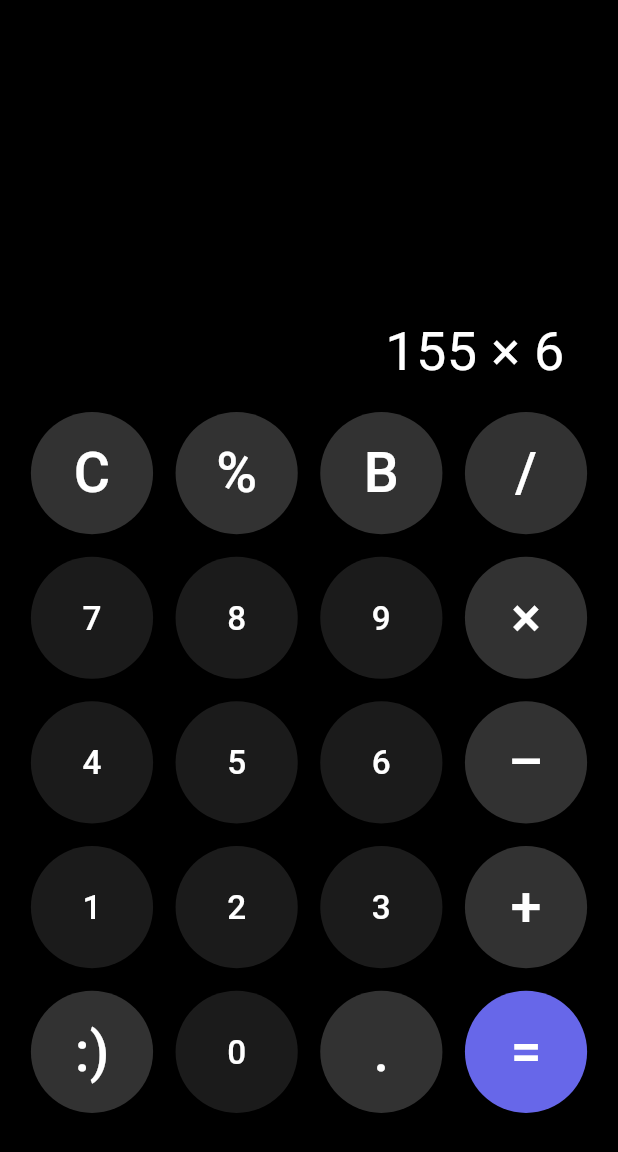
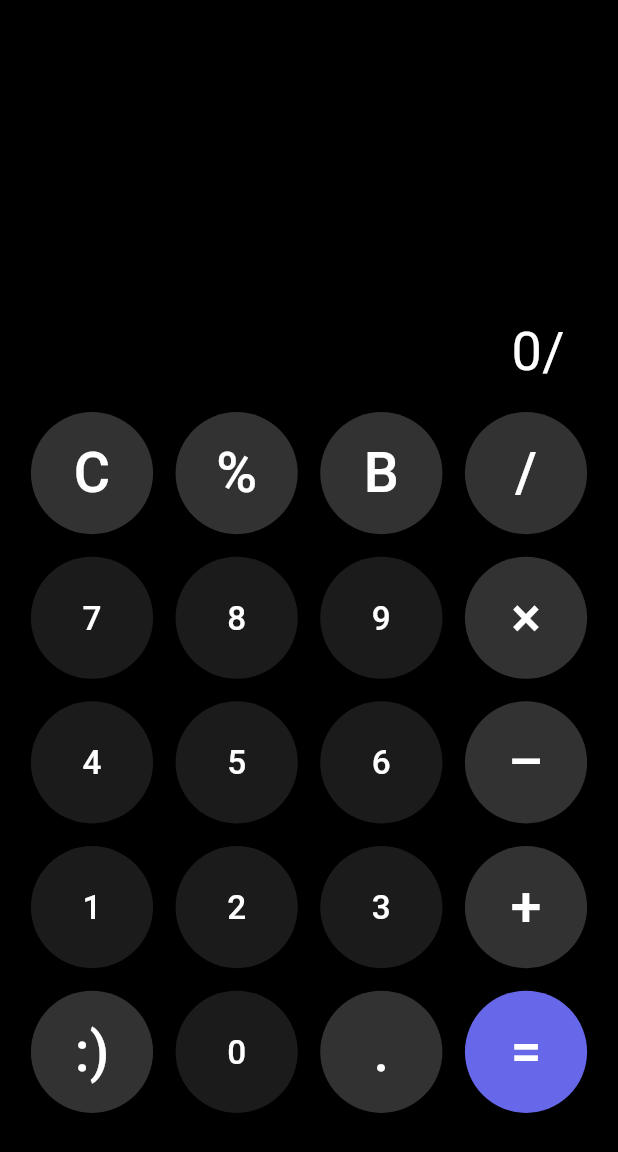
Before and after one commit to MaryamTarek03/FlutterIEEE, a Flutter app: the Calculator screen opened directly, after a tap on an icon or button, on a phone screen of 412 x 824 dp. Shown: the top 1152 px of the screen. Run offline on Flutter 3.47's test engine with Material 3 defaults, Android fonts, the phone set to English and light mode, and no system bars; our stand-ins replace flutter_bloc, google_fonts.

Commit message:
Trying cubit with Calculator

```diff
--- /dev/null
+++ b/lib/Screens/Calculator/logic/cubit/calc_cubit.dart
@@ -0,0 +1,67 @@
+import 'package:flutter/material.dart';
+import 'package:flutter_bloc/flutter_bloc.dart';
+
+part 'calc_cubit_state.dart';
+
+class CalcCubit extends Cubit<CalcStates> {
+  CalcCubit() : super(CalcStates(text: '0'));
+
+  double firstNum = 0, secondNum = 0;
+
+  static CalcCubit getCalcCubit(context) => BlocProvider.of(context);
+
+  bool checkSign() {
+    CalcStates(text: '${state.text}1');
+    if (state.text.contains('+') ||
+        state.text.contains('-') ||
+        state.text.contains('*') ||
+        state.text.contains('/')) return false;
+    return true;
+  }
+
+  void add() {
+    if (state.text.isNotEmpty) {
+      checkSign()
+          ? emit(CalcStates(text: '${state.text}+'))
+          : emit(CalcStates(
+              text: '${state.text.substring(0, state.text.length - 1)}+'));
+    }
+  }
+
+  void subtract() {
+    if (state.text.isNotEmpty) {
+      checkSign()
+          ? emit(CalcStates(text: '${state.text}-'))
+          : emit(CalcStates(
+              text: '${state.text.substring(0, state.text.length - 1)}-'));
+    }
+  }
+
+  void multiply() {
+    if (state.text.isNotEmpty) {
+      checkSign()
+          ? emit(CalcStates(text: '${state.text}*'))
+          : emit(CalcStates(
+              text: '${state.text.substring(0, state.text.length - 1)}*'));
+    }
+  }
+
+  void divide() {
+    if (state.text.isNotEmpty) {
+      checkSign()
+          ? emit(CalcStates(text: '${state.text}/'))
+          : emit(CalcStates(
+              text: '${state.text.substring(0, state.text.length - 1)}/'));
+    }
+  }
+
+  void clear() {
+    emit(CalcStates(text: '0'));
+  }
+
+  void backSpace() {
+    if (state.text.isNotEmpty && state.text != '0') {
+      emit(CalcStates(text: state.text.substring(0, state.text.length - 1)));
+    }
+  }
+}
--- /dev/null
+++ b/lib/Screens/Calculator/logic/cubit/calc_cubit_state.dart
@@ -0,0 +1,8 @@
+part of 'calc_cubit.dart';
+
+class CalcStates {
+  String text;
+  CalcStates({
+    required this.text,
+  });
+}
--- a/lib/Screens/Calculator/main_calc.dart
+++ /dev/null
@@ -1,75 +0,0 @@
-import 'package:flutter/material.dart';
-import 'package:flutterieee/Screens/Calculator/Components/calc_btn.dart';
-import 'package:flutterieee/Screens/Calculator/Components/calc_text_field.dart';
-
-List<String> buttons = [
-  'C',
-  '%',
-  'B',
-  '/',
-  '7',
-  '8',
-  '9',
-  '×',
-  '4',
-  '5',
-  '6',
-  '–',
-  '1',
-  '2',
-  '3',
-  '+',
-  ':)',
-  '0',
-  '.',
-  '=',
-];
-
-class Calculator extends StatefulWidget {
-  const Calculator({super.key});
-
-  @override
-  State<Calculator> createState() => _CalculatorState();
-}
-
-class _CalculatorState extends State<Calculator> {
-  @override
-  Widget build(BuildContext context) {
-    double screenWidth = MediaQuery.of(context).size.width;
-    return Scaffold(
-      backgroundColor: Colors.black,
-      body: SafeArea(
-        child: Center(
-          child: SizedBox(
-            width: screenWidth * 0.9,
-            child: Column(
-              children: [
-                const Expanded(
-                  flex: 1,
-                  child: CalcTextField(text: '155 × 6'),
-                ),
-                Expanded(
-                  flex: 2,
-                  child: GridView.builder(
-                    gridDelegate:
-                        const SliverGridDelegateWithFixedCrossAxisCount(
-                      crossAxisCount: 4,
-                      crossAxisSpacing: 15,
-                      mainAxisSpacing: 15,
-                    ),
-                    itemCount: buttons.length,
-                    physics: const NeverScrollableScrollPhysics(),
-                    itemBuilder: (context, index) => CalcButton(
-                      text: buttons[index],
-                      onPressed: () {},
-                    ),
-                  ),
-                ),
-              ],
-            ),
-          ),
-        ),
-      ),
-    );
-  }
-}
--- /dev/null
+++ b/lib/Screens/Calculator/presentation/screens/main_calc.dart
@@ -0,0 +1,114 @@
+import 'package:flutter/material.dart';
+import 'package:flutter_bloc/flutter_bloc.dart';
+import 'package:flutterieee/Screens/Calculator/logic/cubit/calc_cubit.dart';
+import 'package:flutterieee/Screens/Calculator/presentation/Widgets/calc_btn.dart';
+import 'package:flutterieee/Screens/Calculator/presentation/Widgets/calc_text_field.dart';
+
+List<String> buttons = [
+  'C',
+  '%',
+  'B',
+  '/',
+  '7',
+  '8',
+  '9',
+  '×',
+  '4',
+  '5',
+  '6',
+  '–',
+  '1',
+  '2',
+  '3',
+  '+',
+  ':)',
+  '0',
+  '.',
+  '=',
+];
+
+class Calculator extends StatelessWidget {
+  const Calculator({super.key});
+
+  @override
+  Widget build(BuildContext context) {
+    double screenWidth = MediaQuery.of(context).size.width;
+    return BlocProvider(
+      create: (context) => CalcCubit(),
+      child: Scaffold(
+        backgroundColor: Colors.black,
+        body: SafeArea(
+          child: Center(
+            child: SizedBox(
+              width: screenWidth * 0.9,
+              child: Column(
+                children: [
+                  Expanded(
+                    flex: 1,
+                    child: BlocConsumer<CalcCubit, CalcStates>(
+                      listener: (context, state) => CalcCubit(),
+                      builder: (context, state) {
+                          CalcCubit myCubit = CalcCubit.getCalcCubit(context);
+                        return CalcTextField(
+                          text: myCubit.state.text,
+                        );
+                      },
+                    ),
+                  ),
+                  Expanded(
+                    flex: 2,
+                    child: GridView.builder(
+                      gridDelegate:
+                          const SliverGridDelegateWithFixedCrossAxisCount(
+                        crossAxisCount: 4,
+                        crossAxisSpacing: 15,
+                        mainAxisSpacing: 15,
+                      ),
+                      itemCount: buttons.length,
+                      physics: const NeverScrollableScrollPhysics(),
+                      itemBuilder: (context, index) =>
+                          BlocConsumer<CalcCubit, CalcStates>(
+                        listener: (context, state) => CalcCubit(),
+                        builder: (context, state) {
+                          CalcCubit myCubit = CalcCubit.getCalcCubit(context);
+                          List<Function> buttonFunctions = [
+                            myCubit.clear,
+                            myCubit.checkSign,
+                            myCubit.backSpace,
+                            myCubit.divide,
+                            myCubit.checkSign,
+                            myCubit.checkSign,
+                            myCubit.checkSign,
+                            myCubit.multiply,
+                            myCubit.checkSign,
+                            myCubit.checkSign,
+                            myCubit.checkSign,
+                            myCubit.subtract,
+                            myCubit.checkSign,
+                            myCubit.checkSign,
+                            myCubit.checkSign,
+                            myCubit.add,
+                            myCubit.checkSign,
+                            myCubit.checkSign,
+                            myCubit.checkSign,
+                            myCubit.checkSign,
+                          ];
+                          return CalcButton(
+                            text: buttons[index],
+                            onPressed: () {
+                              buttonFunctions[index]();
+                            },
+                          );
+                        },
+                      ),
+                    ),
+                  ),
+                ],
+              ),
+            ),
+          ),
+        ),
+      ),
+    );
+  }
+}
--- a/lib/Screens/Counter/counter.dart
+++ b/lib/Screens/Counter/counter.dart
@@ -34,7 +34,7 @@ class Counter extends StatelessWidget {
                     ),
                   ],
                 );
-              }),
+              },),
         ),
       ),
     );
--- a/lib/Screens/session02.dart
+++ b/lib/Screens/OtherScreens/session02.dart
@@ -233,7 +233,9 @@ class MyImage extends StatelessWidget {
 
   @override
   Widget build(BuildContext context) {
-    return Stack(alignment: Alignment.bottomCenter, children: [
+    return Stack(
+      alignment: Alignment.bottomCenter,
+      children: [
         Container(
             clipBehavior: Clip.antiAliasWithSaveLayer,
             width: 450,
@@ -242,17 +244,22 @@ class MyImage extends StatelessWidget {
               color: Colors.black,
               borderRadius: BorderRadius.circular(20),
             ),
-        child: Image(image: AssetImage(pic), fit: BoxFit.cover)
-      ),
+            child: Image(image: AssetImage(pic), fit: BoxFit.cover)),
         Padding(
           padding: const EdgeInsets.all(8.0),
           child: SizedBox(
             width: 400,
-              child: Text(text,
+            child: Text(
+              text,
               style: const TextStyle(
                 color: Colors.white,
                 fontSize: 20,
-                      fontWeight: FontWeight.bold))))
-    ]);
+                fontWeight: FontWeight.bold,
+              ),
+            ),
+          ),
+        ),
+      ],
+    );
   }
 }
--- a/lib/Screens/home.dart
+++ b/lib/Screens/home.dart
@@ -1,11 +1,11 @@
 import 'package:flutter/material.dart';
 import 'package:flutterieee/Screens/BMI%20Calc/bmi_login.dart';
-import 'package:flutterieee/Screens/Calculator/main_calc.dart';
+import 'package:flutterieee/Screens/Calculator/presentation/screens/main_calc.dart';
 import 'package:flutterieee/Screens/Counter/counter.dart';
 import 'package:flutterieee/Screens/Grid/grid_view.dart';
-import 'package:flutterieee/Screens/s3.dart';
-import 'package:flutterieee/Screens/session02.dart';
-import 'package:flutterieee/Screens/task01.dart';
+import 'package:flutterieee/Screens/OtherScreens/s3.dart';
+import 'package:flutterieee/Screens/OtherScreens/session02.dart';
+import 'package:flutterieee/Screens/OtherScreens/task01.dart';
 import 'package:flutterieee/Screens/workshop/my_home_page.dart';
 import 'package:google_fonts/google_fonts.dart';
 
@@ -52,7 +52,7 @@ List<HomeModel> mainPages = [
   HomeModel(
     name: 'Counter',
     page: const Counter(),
-    icon: Icons.calculate,
+    icon: Icons.add_circle_outline_rounded,
   ),
 ];
 
--- a/pubspec.yaml
+++ b/pubspec.yaml
@@ -37,6 +37,7 @@ dependencies:
   cupertino_icons: ^1.0.2
   google_fonts: ^6.1.0
   flutter_bloc: ^8.1.4
+  meta: ^1.10.0
 
 dev_dependencies:
   flutter_test:
```
Also changed, not shown: lib/Screens/Calculator/presentation/Widgets/calc_btn.dart (renamed from lib/Screens/Calculator/Components/calc_btn.dart), lib/Screens/Calculator/presentation/Widgets/calc_text_field.dart (renamed from lib/Screens/Calculator/Components/calc_text_field.dart), lib/Screens/OtherScreens/s3.dart (renamed from lib/Screens/s3.dart), lib/Screens/OtherScreens/task01.dart (renamed from lib/Screens/task01.dart), pubspec.lock. Lines whose indentation alone changed are shown as unchanged.
